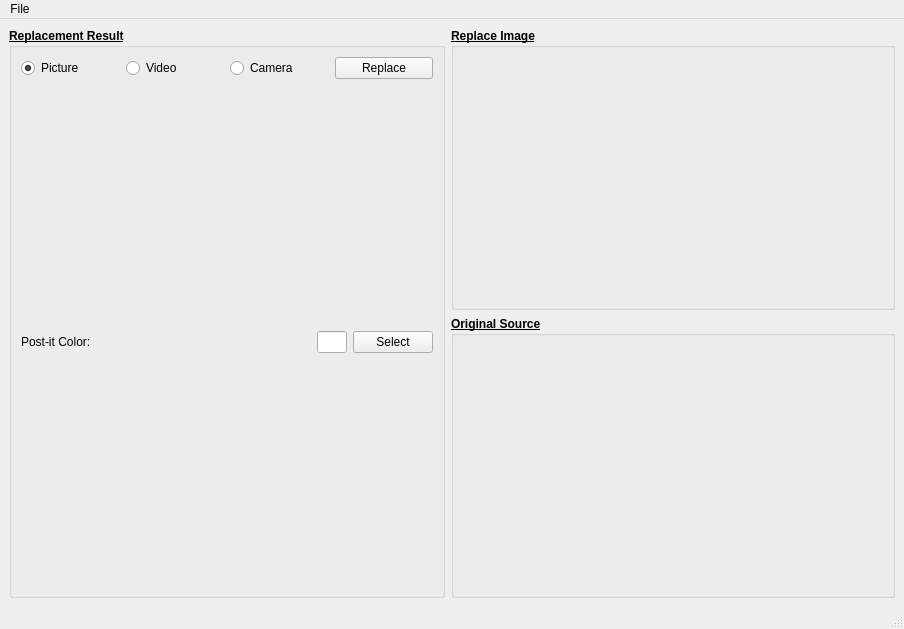
Old version of the form code/ui/mainwindow.ui in the repository SiyiDai/post_it_replacer.
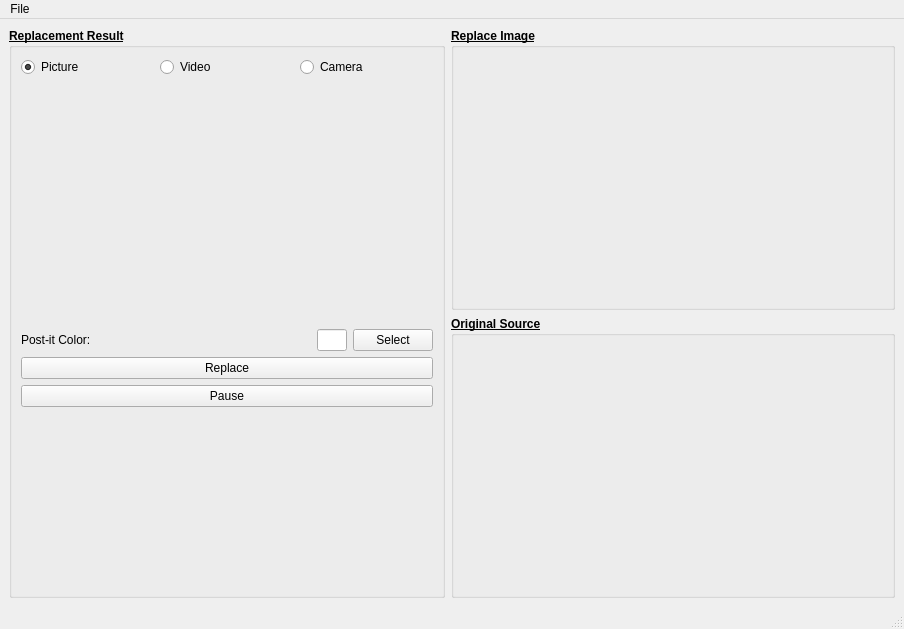
New version of the form.

Commit message: refactored, pause button added

Patch:
```diff
--- a/code/ui/mainwindow.ui
+++ b/code/ui/mainwindow.ui
@@ -126,6 +126,12 @@
     </item>
     <item row="0" column="0">
      <widget class="QGroupBox" name="replacement_result_groupbox">
+      <property name="sizePolicy">
+       <sizepolicy hsizetype="Preferred" vsizetype="Expanding">
+        <horstretch>0</horstretch>
+        <verstretch>0</verstretch>
+       </sizepolicy>
+      </property>
       <property name="font">
        <font>
         <weight>75</weight>
@@ -140,6 +146,41 @@
        <set>Qt::AlignLeading|Qt::AlignLeft|Qt::AlignTop</set>
       </property>
       <layout class="QGridLayout" name="gridLayout_8">
+       <item row="2" column="0">
+        <widget class="QPushButton" name="pushButton_pause">
+         <property name="font">
+          <font>
+           <weight>50</weight>
+           <bold>false</bold>
+           <underline>false</underline>
+           <kerning>false</kerning>
+          </font>
+         </property>
+         <property name="text">
+          <string>Pause</string>
+         </property>
+         <property name="checkable">
+          <bool>true</bool>
+         </property>
+        </widget>
+       </item>
+       <item row="1" column="0">
+        <widget class="QPushButton" name="pushButton_replace">
+         <property name="font">
+          <font>
+           <weight>50</weight>
+           <bold>false</bold>
+           <underline>false</underline>
+          </font>
+         </property>
+         <property name="text">
+          <string>Replace</string>
+         </property>
+         <property name="checkable">
+          <bool>false</bool>
+         </property>
+        </widget>
+       </item>
        <item row="0" column="0">
         <layout class="QVBoxLayout" name="verticalLayout_7">
          <item>
@@ -195,20 +236,6 @@
              </property>
             </widget>
            </item>
-           <item>
-            <widget class="QPushButton" name="pushButton_replace">
-             <property name="font">
-              <font>
-               <weight>50</weight>
-               <bold>false</bold>
-               <underline>false</underline>
-              </font>
-             </property>
-             <property name="text">
-              <string>Replace</string>
-             </property>
-            </widget>
-           </item>
           </layout>
          </item>
          <item>
@@ -309,7 +336,7 @@
          </item>
         </layout>
        </item>
-       <item row="1" column="0">
+       <item row="3" column="0">
         <spacer name="verticalSpacer">
          <property name="orientation">
           <enum>Qt::Vertical</enum>
```
Left out of the diff: 3 changed lines with no effect on the pictures. The commit also changes 6 other files.
